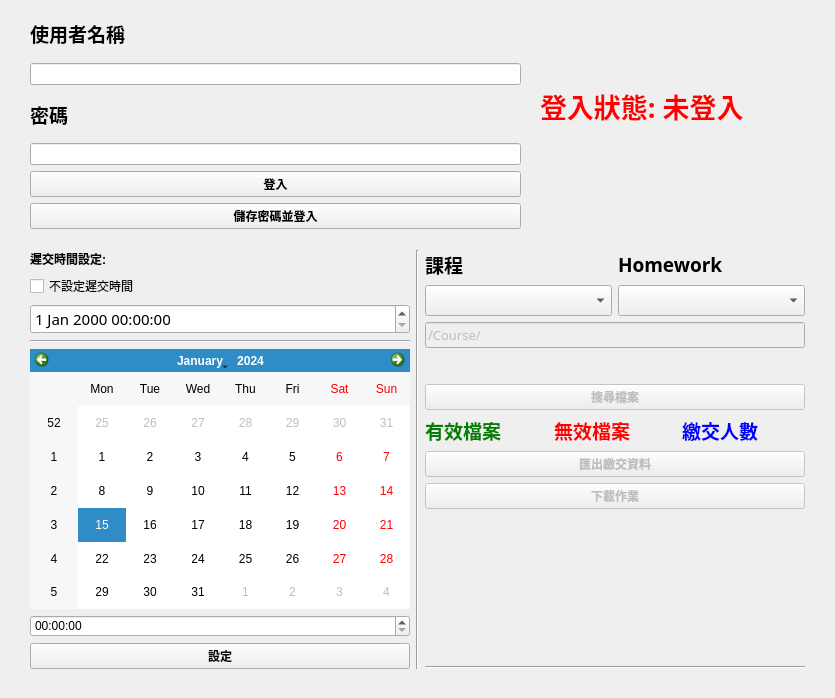
The window that ui.ui (EonianCoda/ncku_RLLab_hw_manager) describes before a commit, drawn with Qt 5.
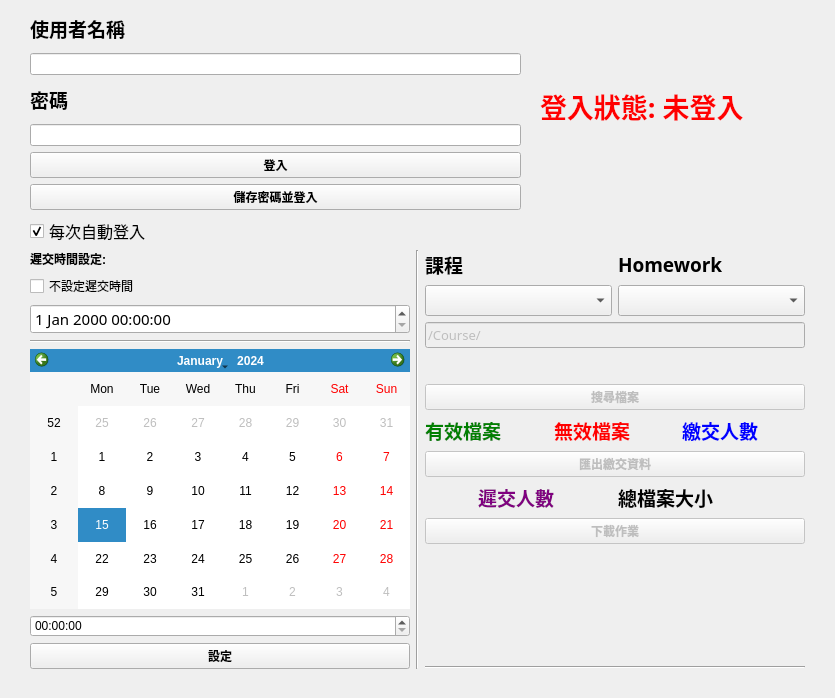
The same window after the commit. Icons and pictures are not drawn.

Commit message: add  two label for delay and file size

```diff
--- a/ui.ui
+++ b/ui.ui
@@ -329,6 +329,54 @@
             <item>
              <layout class="QHBoxLayout" name="horizontalLayout_4"/>
             </item>
+            <item>
+             <layout class="QHBoxLayout" name="horizontalLayout_6">
+              <item>
+               <widget class="QLabel" name="delay_submitted_student_num_label">
+                <property name="font">
+                 <font>
+                  <family>微軟正黑體</family>
+                  <pointsize>14</pointsize>
+                  <weight>75</weight>
+                  <italic>false</italic>
+                  <bold>true</bold>
+                 </font>
+                </property>
+                <property name="layoutDirection">
+                 <enum>Qt::LeftToRight</enum>
+                </property>
+                <property name="styleSheet">
+                 <string notr="true">color:purple</string>
+                </property>
+                <property name="text">
+                 <string>遲交人數 </string>
+                </property>
+                <property name="alignment">
+                 <set>Qt::AlignCenter</set>
+                </property>
+               </widget>
+              </item>
+              <item>
+               <widget class="QLabel" name="total_file_size_label">
+                <property name="font">
+                 <font>
+                  <family>微軟正黑體</family>
+                  <pointsize>14</pointsize>
+                  <weight>75</weight>
+                  <italic>false</italic>
+                  <bold>true</bold>
+                 </font>
+                </property>
+                <property name="styleSheet">
+                 <string notr="true">color:black;</string>
+                </property>
+                <property name="text">
+                 <string>總檔案大小</string>
+                </property>
+               </widget>
+              </item>
+             </layout>
+            </item>
             <item>
              <layout class="QHBoxLayout" name="horizontalLayout_5">
               <item>
@@ -379,7 +427,7 @@
      <x>30</x>
      <y>10</y>
      <width>491</width>
-     <height>219</height>
+     <height>236</height>
     </rect>
    </property>
    <layout class="QHBoxLayout" name="LoginLayout">
@@ -443,6 +491,24 @@
           </property>
          </widget>
         </item>
+        <item>
+         <widget class="QCheckBox" name="auto_login_checkBox">
+          <property name="font">
+           <font>
+            <pointsize>12</pointsize>
+           </font>
+          </property>
+          <property name="text">
+           <string>每次自動登入</string>
+          </property>
+          <property name="checked">
+           <bool>true</bool>
+          </property>
+          <property name="tristate">
+           <bool>false</bool>
+          </property>
+         </widget>
+        </item>
        </layout>
       </item>
      </layout>
```
The commit also changes 3 other files.
